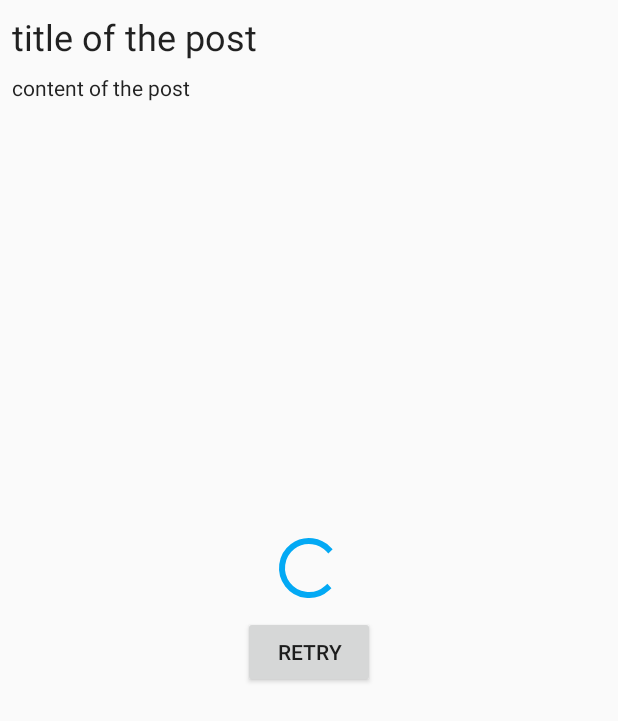
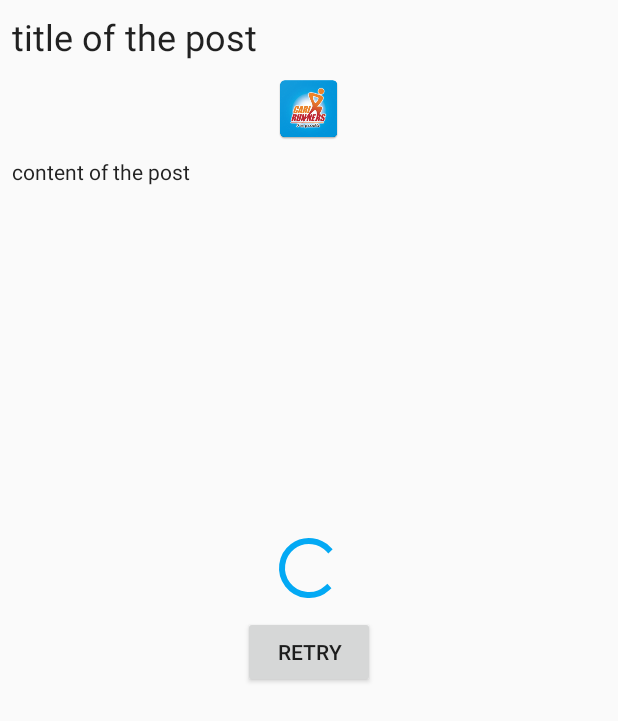
Before and after one commit to fabiolee/android-run, an Android app: the layout post_fragment.xml on its own in the app's theme, with its tools: preview values and no code run, on a phone screen of 412 x 824 dp. Shown: the top 721 px of the screen. Run offline under Robolectric (Android 15) with nearby library versions, the phone set to English and light mode, and no system bars.

Commit message:
- Add ImageView for post logo.

```diff
--- a/app/src/main/java/com/blogspot/carirunners/run/ui/page/PageFragment.java
+++ b/app/src/main/java/com/blogspot/carirunners/run/ui/page/PageFragment.java
@@ -89,7 +89,7 @@ public class PageFragment extends Fragment implements LifecycleRegistryOwner, In
             if (resource == null || resource.data == null) {
                 adapter.get().replace(null);
             } else {
-                Document document = Jsoup.parse(resource.data.content);
+                Document document = Jsoup.parseBodyFragment(resource.data.content);
                 Elements elements = document.select("ul li");
                 List<PageItem> pageItems = new ArrayList<>();
                 String title;
--- a/app/src/main/res/layout/post_fragment.xml
+++ b/app/src/main/res/layout/post_fragment.xml
@@ -8,6 +8,9 @@
         <variable
             name="post"
             type="com.blogspot.carirunners.run.vo.Post"/>
+        <variable
+            name="postContent"
+            type="com.blogspot.carirunners.run.vo.PostContent"/>
         <variable
             name="postResource"
             type="Resource"/>
@@ -27,27 +30,34 @@
                 style="@style/TextAppearance.AppCompat.Headline"
                 android:layout_width="wrap_content"
                 android:layout_height="wrap_content"
-                android:layout_marginLeft="8dp"
-                android:layout_marginStart="8dp"
-                android:layout_marginTop="8dp"
+                android:layout_margin="8dp"
                 app:visibleGone="@{post != null}"
                 android:text="@{post.title}"
                 app:layout_constraintStart_toStartOf="parent"
                 app:layout_constraintTop_toTopOf="parent"
                 tools:text="title of the post"/>
+            <ImageView
+                android:id="@+id/logo"
+                android:layout_width="wrap_content"
+                android:layout_height="wrap_content"
+                android:layout_margin="8dp"
+                android:contentDescription="@null"
+                app:imageUrl="@{postContent.logoUrl}"
+                app:layout_constraintTop_toBottomOf="@+id/title"
+                app:layout_constraintStart_toStartOf="parent"
+                app:layout_constraintEnd_toEndOf="parent"
+                tools:src="@mipmap/ic_launcher"/>
             <TextView
                 android:id="@+id/content"
                 style="@style/TextAppearance.AppCompat.Body1"
                 android:layout_width="wrap_content"
                 android:layout_height="wrap_content"
-                android:layout_marginLeft="8dp"
-                android:layout_marginStart="8dp"
-                android:layout_marginTop="8dp"
+                android:layout_margin="8dp"
                 android:autoLink="web"
-                app:visibleGone="@{post != null}"
-                android:text='@{post.content == null ? "" : Html.fromHtml(post.content)}'
+                app:visibleGone="@{postContent != null}"
+                android:text='@{postContent.htmlContent == null ? "" : Html.fromHtml(postContent.htmlContent)}'
                 app:layout_constraintStart_toStartOf="parent"
-                app:layout_constraintTop_toBottomOf="@+id/title"
+                app:layout_constraintTop_toBottomOf="@+id/logo"
                 tools:text="content of the post"/>
             <include layout="@layout/loading_state"
                      app:resource="@{postResource}"
```
Also changed, not shown: app/src/main/java/com/blogspot/carirunners/run/ui/post/PostFragment.java (+25 -7 lines), app/src/main/java/com/blogspot/carirunners/run/vo/PostContent.java (added, +14 -0 lines).
